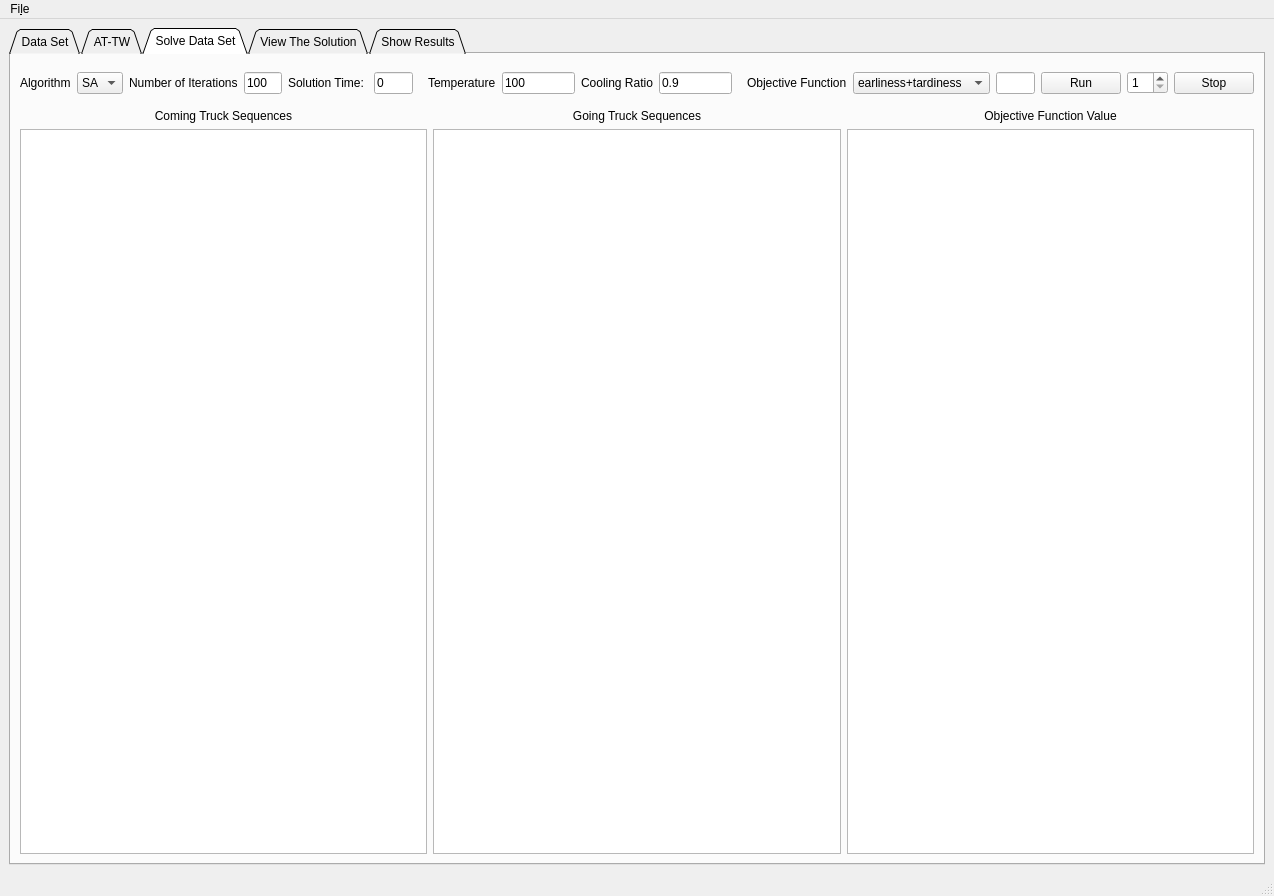
Above: windows/main_window.ui from mparlaktuna/capraz_sevkiyat2.0 before the change. Below: the same form after it.
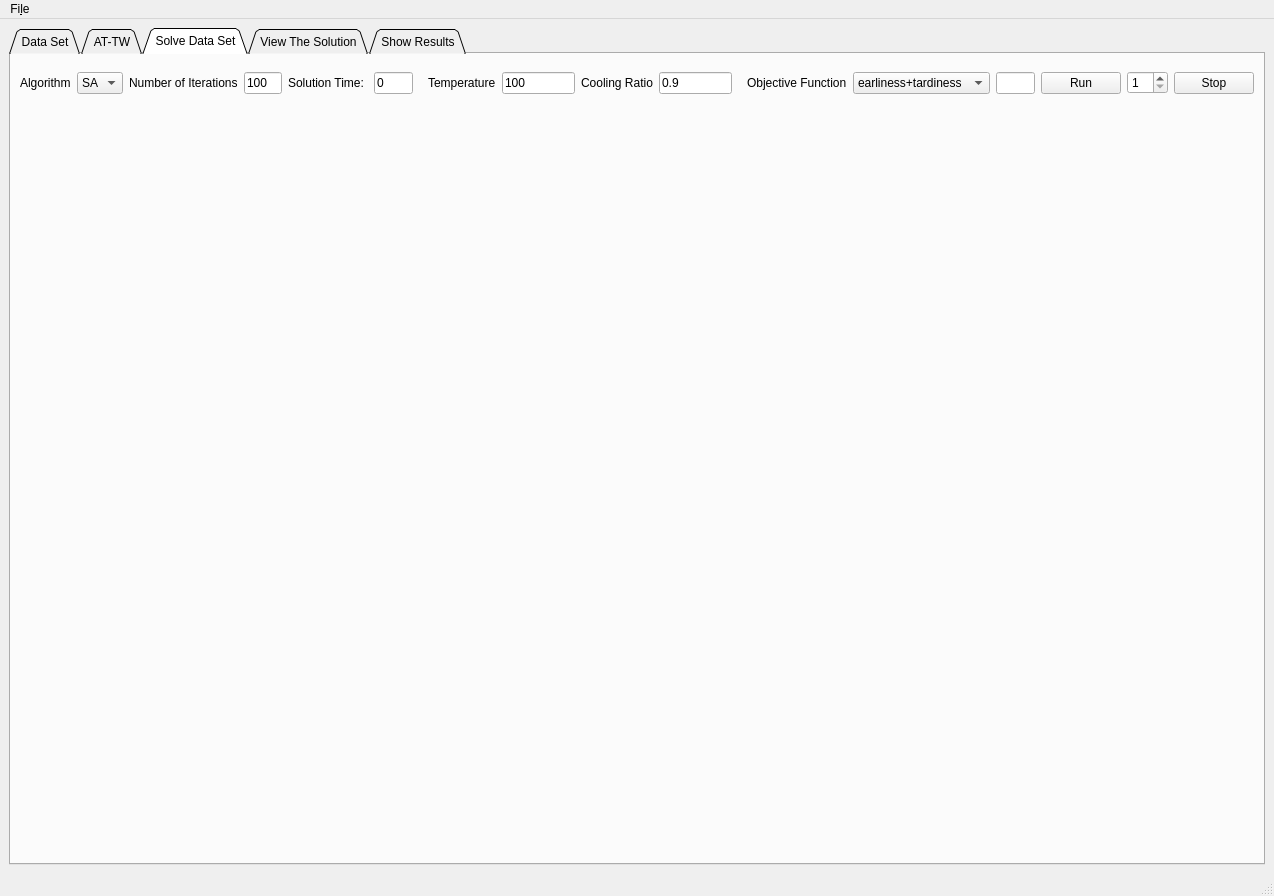
That is the form after the change. Custom widgets are drawn as their Qt base class.

What changed in the file:
```diff
--- a/windows/main_window.ui
+++ b/windows/main_window.ui
@@ -381,8 +381,8 @@
        <attribute name="title">
         <string>Solve Data Set</string>
        </attribute>
-       <layout class="QGridLayout" name="gridLayout_7" rowstretch="0,3">
-        <item row="0" column="0" colspan="3">
+       <layout class="QGridLayout" name="gridLayout_7" rowstretch="0,3,3">
+        <item row="0" column="0" colspan="2">
          <layout class="QHBoxLayout" name="horizontalLayout_4">
           <item>
            <widget class="QLabel" name="solverLabel">
@@ -431,6 +431,9 @@
             <property name="text">
              <string>0</string>
             </property>
+            <property name="readOnly">
+             <bool>true</bool>
+            </property>
            </widget>
           </item>
           <item>
@@ -582,56 +585,21 @@
           </item>
          </layout>
         </item>
-        <item row="1" column="0">
-         <layout class="QVBoxLayout" name="verticalLayout_6">
-          <item>
-           <widget class="QLabel" name="label_4">
-            <property name="text">
-             <string>Coming Truck Sequences</string>
-            </property>
-            <property name="alignment">
-             <set>Qt::AlignCenter</set>
-            </property>
-           </widget>
-          </item>
-          <item>
-           <widget class="ClipboardTableView" name="coming_sequence_table"/>
-          </item>
-         </layout>
+        <item row="1" column="0" colspan="2">
+         <layout class="QVBoxLayout" name="generalResultsLayout"/>
         </item>
-        <item row="1" column="1">
-         <layout class="QVBoxLayout" name="verticalLayout_7">
-          <item>
-           <widget class="QLabel" name="label_5">
-            <property name="text">
-             <string>Going Truck Sequences</string>
-            </property>
-            <property name="alignment">
-             <set>Qt::AlignCenter</set>
-            </property>
-           </widget>
-          </item>
-          <item>
-           <widget class="ClipboardTableView" name="going_sequence_table"/>
-          </item>
-         </layout>
-        </item>
-        <item row="1" column="2">
-         <layout class="QVBoxLayout" name="verticalLayout_8">
-          <item>
-           <widget class="QLabel" name="label_6">
-            <property name="text">
-             <string>Objective Function Value</string>
-            </property>
-            <property name="alignment">
-             <set>Qt::AlignCenter</set>
-            </property>
-           </widget>
-          </item>
-          <item>
-           <widget class="ClipboardTableView" name="sequence_error_table"/>
-          </item>
-         </layout>
+        <item row="2" column="0">
+         <spacer name="verticalSpacer">
+          <property name="orientation">
+           <enum>Qt::Vertical</enum>
+          </property>
+          <property name="sizeHint" stdset="0">
+           <size>
+            <width>20</width>
+            <height>40</height>
+           </size>
+          </property>
+         </spacer>
         </item>
        </layout>
       </widget>
@@ -639,7 +607,7 @@
        <attribute name="title">
         <string>View The Solution</string>
        </attribute>
-       <layout class="QGridLayout" name="gridLayout_5" rowstretch="0,0,3">
+       <layout class="QGridLayout" name="gridLayout_5" rowstretch="0,0">
         <item row="1" column="0">
          <widget class="QFrame" name="frame">
           <property name="frameShape">
@@ -650,7 +618,7 @@
           </property>
           <layout class="QGridLayout" name="gridLayout_6">
            <item row="0" column="0">
-            <layout class="QGridLayout" name="sequence_grid"/>
+            <widget class="QListWidget" name="listWidget"/>
            </item>
           </layout>
          </widget>
@@ -719,9 +687,6 @@
           </item>
          </layout>
         </item>
-        <item row="2" column="0">
-         <widget class="Simulator" name="graphicsView"/>
-        </item>
        </layout>
       </widget>
       <widget class="QWidget" name="tab_3">
@@ -938,7 +903,7 @@
      <x>0</x>
      <y>0</y>
      <width>1274</width>
-     <height>30</height>
+     <height>21</height>
     </rect>
    </property>
    <widget class="QMenu" name="menuFile">
@@ -975,11 +940,6 @@
   </action>
  </widget>
  <customwidgets>
-  <customwidget>
-   <class>Simulator</class>
-   <extends>QGraphicsView</extends>
-   <header>src.simulator</header>
-  </customwidget>
   <customwidget>
    <class>ClipboardTableView</class>
    <extends>QTableView</extends>
```
